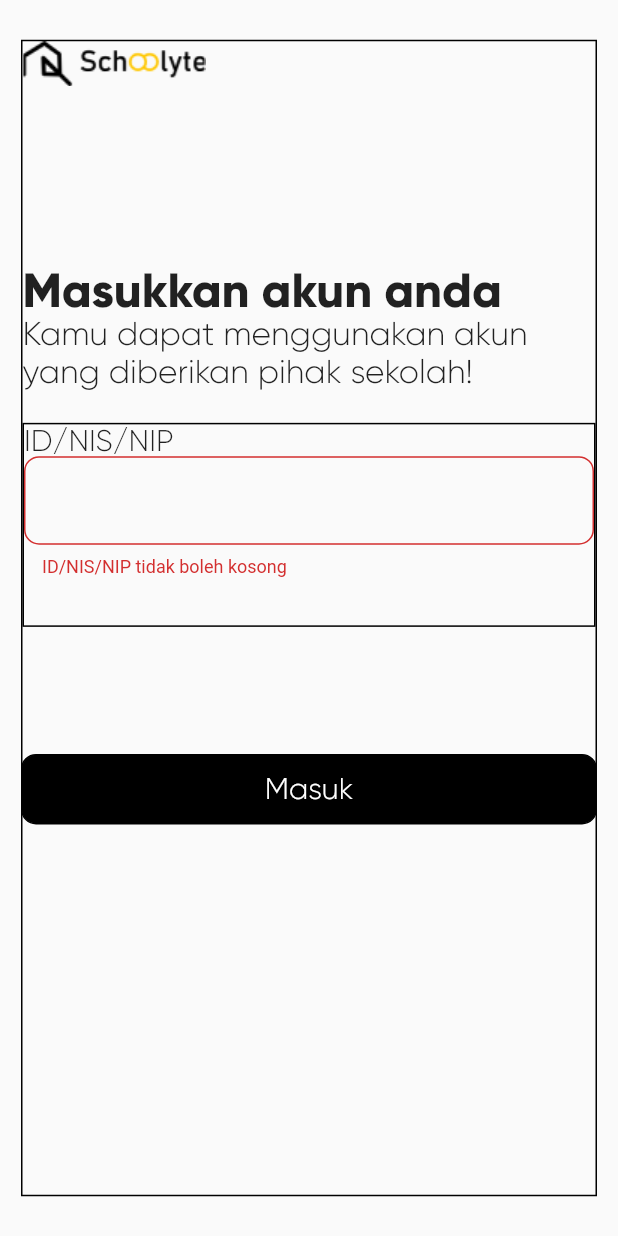
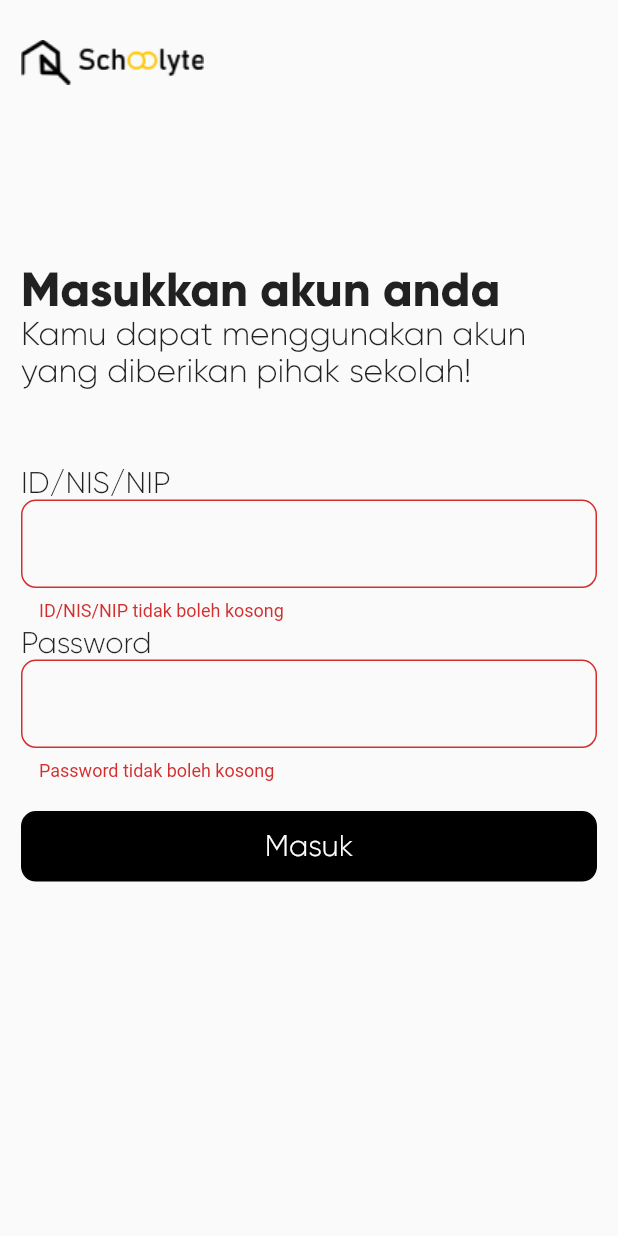
Before and after one commit to budionoaryawisanto/Schoolyte, a Flutter app: the LoginPage screen opened by its route, after a tap on "Masuk", on a phone screen of 412 x 824 dp. Run offline on Flutter 3.47's test engine with Material 2 defaults, Android fonts, the phone set to English and light mode, and no system bars; our stand-ins replace shared_preferences; accounts and stored records are empty.

Commit message:
UI login 100%, tinggal validasi database user

```diff
--- a/schoolyte/lib/login.dart
+++ b/schoolyte/lib/login.dart
@@ -10,6 +10,7 @@ class LoginPage extends StatefulWidget {
 
 class _LoginPageState extends State<LoginPage> {
   final _formKey = GlobalKey<FormState>();
+  final _formKey2 = GlobalKey<FormState>();
 
   @override
   void initState() {
@@ -30,12 +31,6 @@ class _LoginPageState extends State<LoginPage> {
                 child: Container(
                   width: 384,
                   height: 771,
-                  decoration: BoxDecoration(
-                    border: Border.all(
-                      width: 1,
-                      color: Colors.black,
-                    ),
-                  ),
                   child: Stack(
                     children: [
                       Align(
@@ -68,17 +63,10 @@ class _LoginPageState extends State<LoginPage> {
                         ),
                       ),
                       Align(
-                        alignment: Alignment(0.0, -0.2),
+                        alignment: Alignment(0.0, -0.1),
                         child: Container(
                           width: 384,
-                          height: 136,
-                          decoration: BoxDecoration(
-                            border: Border.all(
-                              width: 1,
-                              color: Colors.black,
-                            ),
-                          ),
-                          margin: EdgeInsets.symmetric(vertical: 6),
+                          height: 140,
                           child: Stack(
                             children: [
                               Align(
@@ -92,7 +80,9 @@ class _LoginPageState extends State<LoginPage> {
                                 ),
                               ),
                               Align(
-                                alignment: Alignment(0.0, -0.2),
+                                alignment: Alignment(0.0, -0.3),
+                                child: Container(
+                                  margin: EdgeInsetsDirectional.only(top: 3),
                                   child: Form(
                                     key: _formKey,
                                     child: TextFormField(
@@ -110,6 +100,52 @@ class _LoginPageState extends State<LoginPage> {
                                     ),
                                   ),
                                 ),
+                              ),
+                            ],
+                          ),
+                        ),
+                      ),
+                      Align(
+                        alignment: Alignment(0.0, 0.2),
+                        child: Container(
+                          width: 384,
+                          height: 140,
+                          margin: EdgeInsetsDirectional.only(top: 30),
+                          child: Stack(
+                            children: [
+                              Align(
+                                alignment: Alignment.topLeft,
+                                child: Text(
+                                  'Password',
+                                  style: TextStyle(
+                                    fontFamily: 'Gilroy-Light',
+                                    fontSize: 20,
+                                  ),
+                                ),
+                              ),
+                              Align(
+                                alignment: Alignment(0.0, -0.3),
+                                child: Container(
+                                  margin: EdgeInsetsDirectional.only(top: 3),
+                                  child: Form(
+                                    key: _formKey2,
+                                    child: TextFormField(
+                                      obscureText: true,
+                                      decoration: new InputDecoration(
+                                        border: OutlineInputBorder(
+                                            borderRadius:
+                                                new BorderRadius.circular(10)),
+                                      ),
+                                      validator: (value) {
+                                        if (value!.isEmpty) {
+                                          return 'Password tidak boleh kosong';
+                                        }
+                                        return null;
+                                      },
+                                    ),
+                                  ),
+                                ),
+                              ),
                             ],
                           ),
                         ),
@@ -119,10 +155,11 @@ class _LoginPageState extends State<LoginPage> {
                 ),
               ),
               Align(
-                alignment: Alignment(0.0, 0.3),
+                alignment: Alignment(0.0, 0.4),
                 child: TextButton(
                   onPressed: () {
                     if (_formKey.currentState!.validate()) {}
+                    if (_formKey2.currentState!.validate()) {}
                   },
                   child: Container(
                     width: 384,
```
Lines whose indentation alone changed are shown as unchanged.
